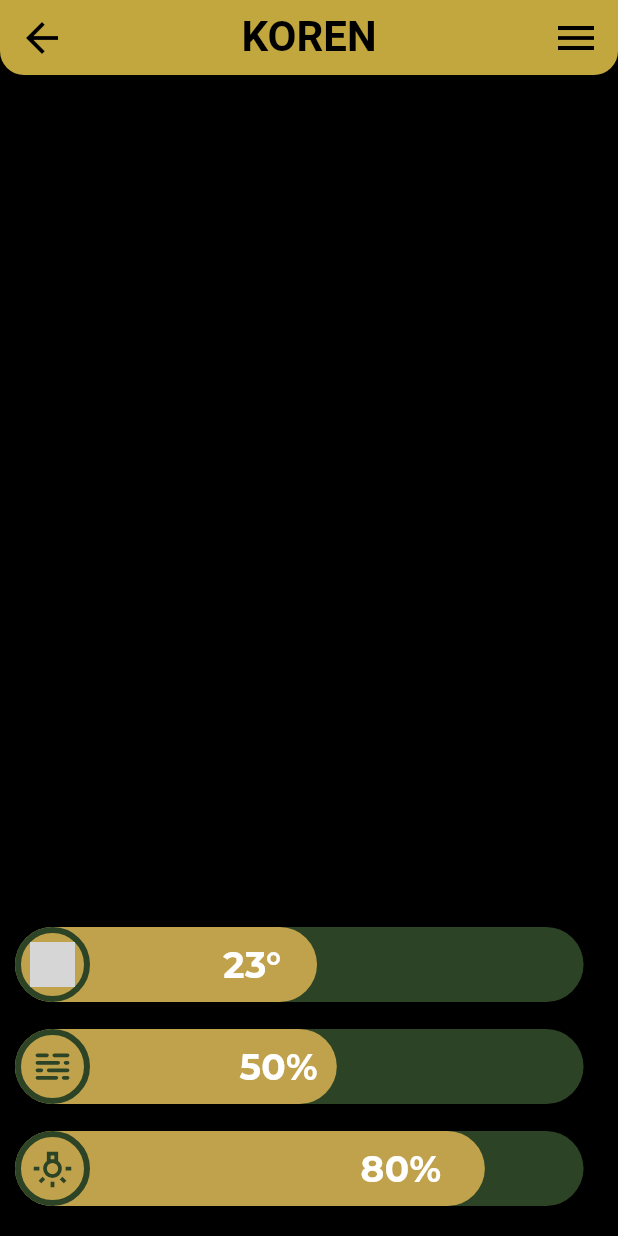
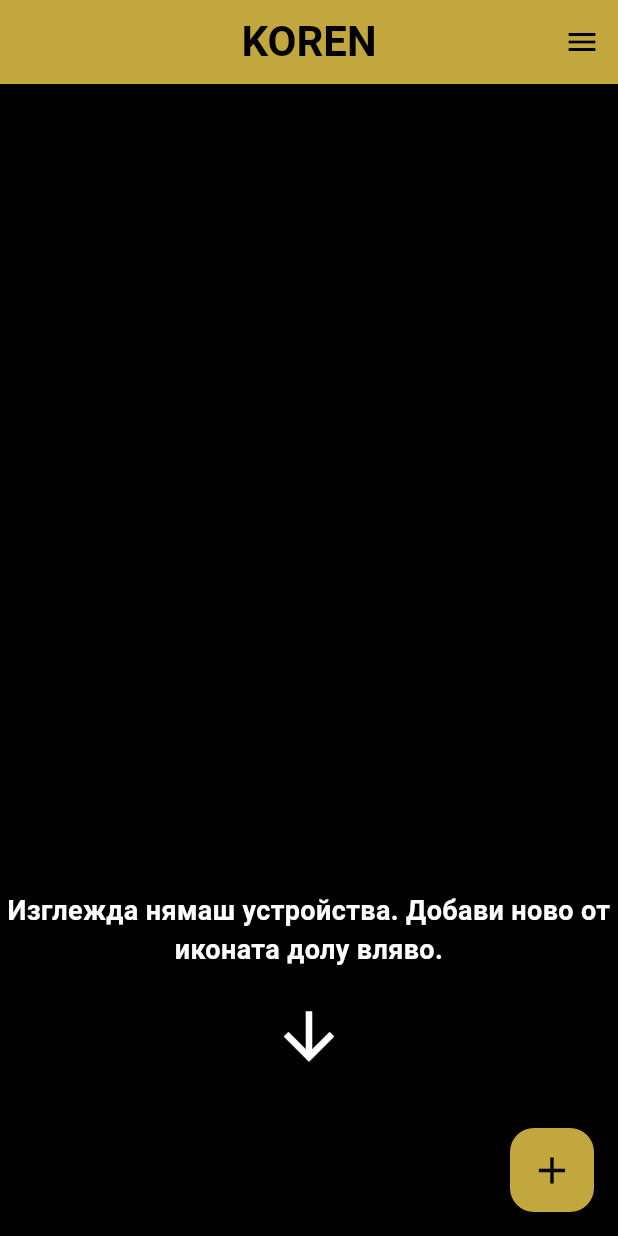
Before and after one commit to VodopadGames/koren_app, a Flutter app: the screen it shows after launch, on a phone screen of 412 x 824 dp. Run offline on Flutter 3.47's test engine with Material 3 defaults, Android fonts, the phone set to English and light mode, and no system bars; our stand-ins replace firebase_core, flutter_blue_plus, flutter_svg; accounts and stored records are empty; Roboto replaces fonts that are missing (Montserat); grey boxes are pictures that could not be loaded.

Commit message:
new screen for searching ble and ble simple connectivity

```diff
--- /dev/null
+++ b/lib/ble_connect_screen.dart
@@ -0,0 +1,74 @@
+import 'package:flutter/material.dart';
+import 'ble_scan_screen.dart'; // Import the scan screen
+
+class BLEConnectScreen extends StatelessWidget {
+  const BLEConnectScreen({super.key});
+
+  @override
+  Widget build(BuildContext context) {
+    return Scaffold(
+      backgroundColor: Colors.black,
+      appBar: AppBar(
+        backgroundColor: const Color(0xFFC2A73E),
+        elevation: 0,
+        title: const Text(
+          'KOREN',
+          style: TextStyle(
+            color: Colors.black,
+            fontFamily: "Montserat",
+            fontWeight: FontWeight.bold,
+            fontSize: 28,
+          ),
+        ),
+        centerTitle: true,
+        actions: [
+          IconButton(
+            icon: const Icon(Icons.menu, color: Colors.black),
+            onPressed: () {},
+          ),
+        ],
+      ),
+      body: Column(
+        mainAxisAlignment: MainAxisAlignment.center,
+        children: [
+          const Spacer(),
+          const Center(
+            child: Text(
+              "Изглежда нямаш устройства. Добави ново от иконата долу вляво.",
+              textAlign: TextAlign.center,
+              style: TextStyle(
+                color: Colors.white,
+                fontSize: 18,
+                fontWeight: FontWeight.bold,
+              ),
+            ),
+          ),
+          const SizedBox(height: 20),
+          const Icon(
+            Icons.arrow_downward,
+            color: Colors.white,
+            size: 50,
+          ),
+          const SizedBox(height: 20),
+          Align(
+            alignment: Alignment.bottomRight,
+            child: Padding(
+              padding: const EdgeInsets.all(16.0),
+              child: FloatingActionButton(
+                backgroundColor: const Color(0xFFC2A73E),
+                onPressed: () {
+                  // Navigate to BLE scanning screen
+                  Navigator.push(
+                    context,
+                    MaterialPageRoute(builder: (context) => const BLEScanScreen()),
+                  );
+                },
+                child: const Icon(Icons.add, color: Colors.black, size: 30),
+              ),
+            ),
+          ),
+        ],
+      ),
+    );
+  }
+}
--- a/lib/main.dart
+++ b/lib/main.dart
@@ -2,7 +2,7 @@ import 'package:flutter/material.dart';
 import 'package:firebase_core/firebase_core.dart';
 import 'firebase_options.dart';
 import 'custom_slider.dart';
-
+import 'ble_connect_screen.dart';
 
 
 void main() async {
@@ -22,12 +22,13 @@ class MyApp extends StatelessWidget {
     return MaterialApp(
       title: 'Koren',
       theme: ThemeData(
-        colorScheme: ColorScheme.fromSeed(seedColor: Colors.deepPurple),
-        scaffoldBackgroundColor: Colors.black, // Черен фон за целия екран
+        //colorScheme: ColorScheme.fromSeed(seedColor: Colors.deepPurple),
+        //scaffoldBackgroundColor: Colors.black, // Черен фон за целия екран
+        scaffoldBackgroundColor: Colors.black,
       ),
 
-      debugShowCheckedModeBanner: true,
-      home: const MyHomePage(title: 'Koren App Home Page'),
+      debugShowCheckedModeBanner: false,
+      home: const BLEConnectScreen(),//MyHomePage(title: 'Koren App Home Page'),
     );
   }
 }
--- a/pubspec.yaml
+++ b/pubspec.yaml
@@ -37,6 +37,8 @@ dependencies:
   firebase_core: ^3.12.1
   flutter_svg: ^2.0.17
   vector_graphics: ^1.1.18
+  #ble implementation
+  flutter_blue_plus: ^1.35.3
 
 dev_dependencies:
   flutter_test:
```
Also changed, not shown: lib/ble_scan_screen.dart (added, +89 -0 lines), pubspec.lock, 3 other files.
